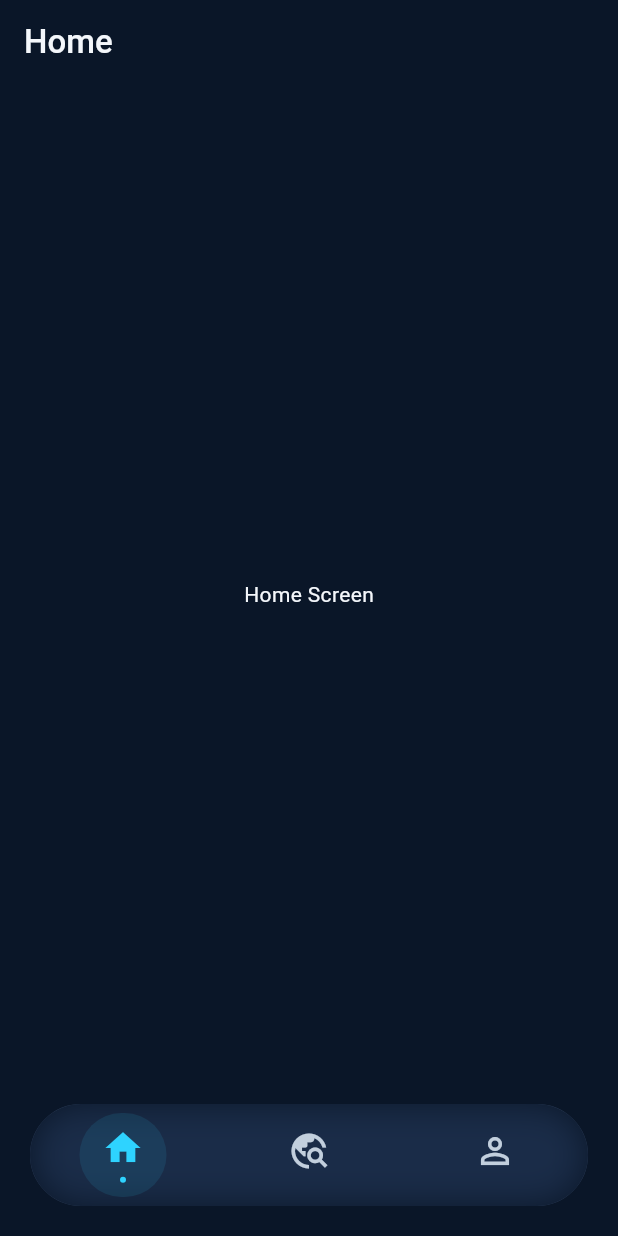
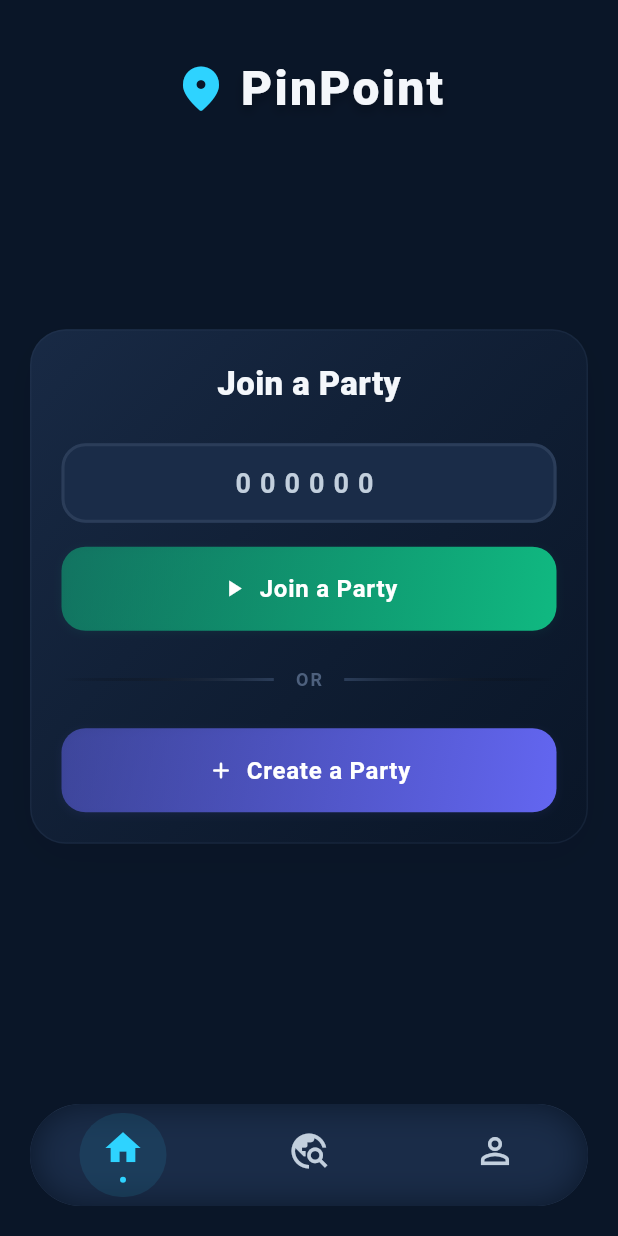
Before and after one commit to mohamedelesawy19/pin_point, a Flutter app: the screen it shows once a user with an empty profile is signed in, on a phone screen of 412 x 824 dp. Run offline on Flutter 3.47's test engine with Material 3 defaults, Android fonts, the phone set to English and light mode, and no system bars; our stand-ins replace dartz, equatable, firebase_auth, firebase_core, flutter_bloc, flutter_secure_storage and 3 more; accounts and stored records are empty.

Commit message:
feat: implement home screen UI components

```diff
--- a/lib/core/localization/l10n/app_en.arb
+++ b/lib/core/localization/l10n/app_en.arb
@@ -20,5 +20,17 @@
   "playAsGuest": "Play as Guest",
   "@playAsGuest": {
     "description": "Text for the button that allows users to play without signing in"
+  },
+  "joinAParty": "Join a Party",
+  "@joinAParty": {
+    "description": "Text for the button that allows users to join an existing game party"
+  },
+  "createAParty": "Create a Party",
+  "@createAParty": {
+    "description": "Text for the button that allows users to create a new game party"
+  },
+  "or": "OR",
+  "@or": {
+    "description": "Text displayed between the 'Join a Party' and 'Create a Party' buttons on the home screen"
   }
 }
--- /dev/null
+++ b/lib/core/widgets/dividers/or_divider.dart
@@ -0,0 +1,52 @@
+// Flutter imports:
+import 'package:flutter/material.dart';
+
+// Core imports:
+import '/core/localization/localization_helpers.dart';
+import '/core/theme/theme_extensions.dart';
+
+class OrDivider extends StatelessWidget {
+  const OrDivider({super.key});
+
+  @override
+  Widget build(BuildContext context) {
+    final cs = context.colorScheme;
+
+    return Row(
+      children: [
+        Expanded(
+          child: Container(
+            height: 2,
+            decoration: BoxDecoration(
+              gradient: LinearGradient(
+                colors: [Colors.transparent, cs.outlineVariant],
+              ),
+            ),
+          ),
+        ),
+        Padding(
+          padding: const EdgeInsets.symmetric(horizontal: 14),
+          child: Text(
+            context.l10n.or,
+            style: TextStyle(
+              fontSize: 12,
+              fontWeight: FontWeight.w700,
+              color: cs.outline,
+              letterSpacing: 1.5,
+            ),
+          ),
+        ),
+        Expanded(
+          child: Container(
+            height: 2,
+            decoration: BoxDecoration(
+              gradient: LinearGradient(
+                colors: [cs.outlineVariant, Colors.transparent],
+              ),
+            ),
+          ),
+        ),
+      ],
+    );
+  }
+}
--- a/lib/features/home/presentation/screens/home_screen.dart
+++ b/lib/features/home/presentation/screens/home_screen.dart
@@ -1,13 +1,58 @@
+// Package imports:
 import 'package:flutter/material.dart';
 
-class HomeScreen extends StatelessWidget {
+// Feature imports:
+import '/features/home/presentation/widgets/home_action_card.dart';
+import '/features/home/presentation/widgets/home_header.dart';
+
+class HomeScreen extends StatefulWidget {
   const HomeScreen({super.key});
+
+  @override
+  State<HomeScreen> createState() => _HomeScreenState();
+}
+
+class _HomeScreenState extends State<HomeScreen> {
+  final TextEditingController _roomCodeController = TextEditingController();
+
+  @override
+  void dispose() {
+    _roomCodeController.dispose();
+    super.dispose();
+  }
+
+  void _onJoinParty() {
+    final code = _roomCodeController.text.trim();
+    if (code.length != 6) return;
+    // TODO: navigate to lobby with code
+  }
+
+  void _onCreateParty() {
+    // TODO: navigate to host settings screen
+  }
 
   @override
   Widget build(BuildContext context) {
     return Scaffold(
-      appBar: AppBar(title: const Text('Home')),
-      body: const Center(child: Text('Home Screen')),
+      body: SafeArea(
+        child: Padding(
+          padding: const EdgeInsets.all(20.0),
+          child: Column(
+            children: [
+              const SizedBox(height: 16),
+              const HomeHeader(),
+              const Spacer(),
+              ActionCard(
+                roomCodeController: _roomCodeController,
+                onJoinParty: _onJoinParty,
+                onCreateParty: _onCreateParty,
+              ),
+              const SizedBox(height: 16),
+              const Spacer(),
+            ],
+          ),
+        ),
+      ),
     );
   }
 }
--- /dev/null
+++ b/lib/features/home/presentation/widgets/home_action_card.dart
@@ -0,0 +1,110 @@
+// Package imports:
+import 'package:flutter/material.dart';
+
+// Core imports:
+import '/core/localization/localization_helpers.dart';
+import '/core/theme/theme_extensions.dart';
+import '/core/widgets/buttons/primary_button.dart';
+import '/core/widgets/cards/gradient_card.dart';
+import '/core/widgets/dividers/or_divider.dart';
+
+class ActionCard extends StatelessWidget {
+  const ActionCard({
+    super.key,
+    required this.roomCodeController,
+    required this.onJoinParty,
+    required this.onCreateParty,
+  });
+
+  final TextEditingController roomCodeController;
+  final VoidCallback onJoinParty;
+  final VoidCallback onCreateParty;
+
+  @override
+  Widget build(BuildContext context) {
+    return GradientCard(
+      child: Column(
+        mainAxisSize: MainAxisSize.min,
+        children: [
+          Text(
+            context.l10n.joinAParty,
+            style: const TextStyle(fontSize: 22, fontWeight: FontWeight.w800),
+          ),
+          const SizedBox(height: 24),
+
+          _RoomCodeInput(controller: roomCodeController, onSubmit: onJoinParty),
+          const SizedBox(height: 16),
+
+          PrimaryButton(
+            text: context.l10n.joinAParty,
+            leading: const Icon(Icons.play_arrow, size: 18),
+            backgroundColor: const Color(0xFF10B981),
+            foregroundColor: Colors.white,
+            onPressed: onJoinParty,
+          ),
+
+          const SizedBox(height: 24),
+
+          const OrDivider(),
+
+          const SizedBox(height: 24),
+          PrimaryButton(
+            text: context.l10n.createAParty,
+            leading: const Icon(Icons.add_rounded, size: 18),
+            backgroundColor: const Color(0xFF6366F1),
+            foregroundColor: Colors.white,
+            onPressed: onCreateParty,
+          ),
+        ],
+      ),
+    );
+  }
+}
+
+class _RoomCodeInput extends StatelessWidget {
+  const _RoomCodeInput({required this.controller, required this.onSubmit});
+
+  final TextEditingController controller;
+  final VoidCallback onSubmit;
+
+  @override
+  Widget build(BuildContext context) {
+    return TextField(
+      controller: controller,
+      textAlign: TextAlign.center,
+      keyboardType: TextInputType.number,
+      maxLength: 6,
+      textInputAction: TextInputAction.done,
+      onSubmitted: (_) => onSubmit(),
+      style: TextStyle(
+        fontSize: 18,
+        fontWeight: FontWeight.w700,
+        letterSpacing: 6,
+        color: context.colorScheme.onSurface,
+      ),
+      decoration: InputDecoration(
+        hintText: '000000',
+        hintStyle: TextStyle(color: context.colorScheme.onSurfaceVariant),
+        counterText: '',
+        filled: true,
+        fillColor: context.colorScheme.surfaceContainerHighest,
+        contentPadding: const EdgeInsets.symmetric(vertical: 13),
+        border: OutlineInputBorder(
+          borderRadius: BorderRadius.circular(16),
+          borderSide: BorderSide.none,
+        ),
+        enabledBorder: OutlineInputBorder(
+          borderRadius: BorderRadius.circular(16),
+          borderSide: BorderSide(
+            color: context.colorScheme.outlineVariant,
+            width: 2,
+          ),
+        ),
+        focusedBorder: OutlineInputBorder(
+          borderRadius: BorderRadius.circular(16),
+          borderSide: BorderSide(color: context.colorScheme.primary, width: 3),
+        ),
+      ),
+    );
+  }
+}
--- /dev/null
+++ b/lib/features/home/presentation/widgets/home_header.dart
@@ -0,0 +1,40 @@
+// Package imports:
+import 'package:flutter/material.dart';
+
+// Core imports:
+import '/core/localization/localization_helpers.dart';
+import '/core/theme/theme_extensions.dart';
+
+class HomeHeader extends StatelessWidget {
+  const HomeHeader({super.key});
+
+  @override
+  Widget build(BuildContext context) {
+    return Row(
+      mainAxisAlignment: MainAxisAlignment.center,
+      children: [
+        Icon(
+          Icons.location_on_rounded,
+          color: context.colorScheme.primary,
+          size: 36,
+        ), // Red Pin
+        const SizedBox(width: 8),
+        Text(
+          context.l10n.appName,
+          style: const TextStyle(
+            fontSize: 32,
+            fontWeight: FontWeight.w900,
+            letterSpacing: 1.5,
+            shadows: [
+              Shadow(
+                color: Colors.black26,
+                offset: Offset(0, 4),
+                blurRadius: 8,
+              ),
+            ],
+          ),
+        ),
+      ],
+    );
+  }
+}
```
Also changed, not shown: lib/core/localization/l10n/app_ar.arb (+12 -0 lines), lib/core/localization/generated/app_localizations.dart, lib/core/localization/generated/app_localizations_ar.dart, lib/core/localization/generated/app_localizations_en.dart, 4 other files.
